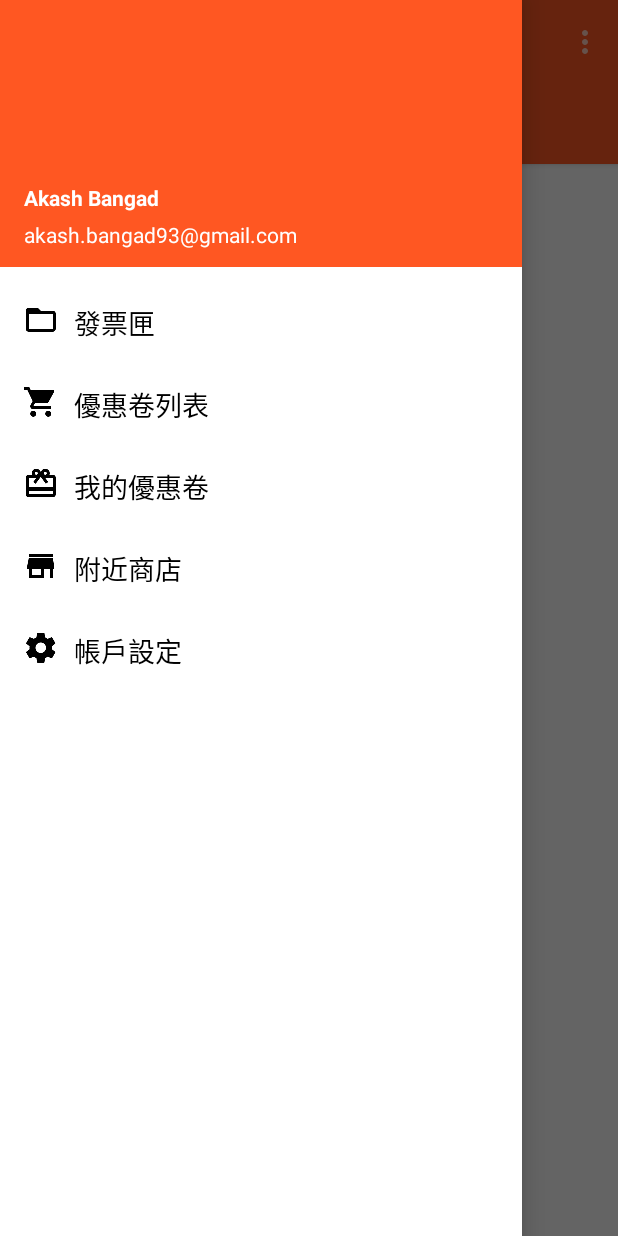
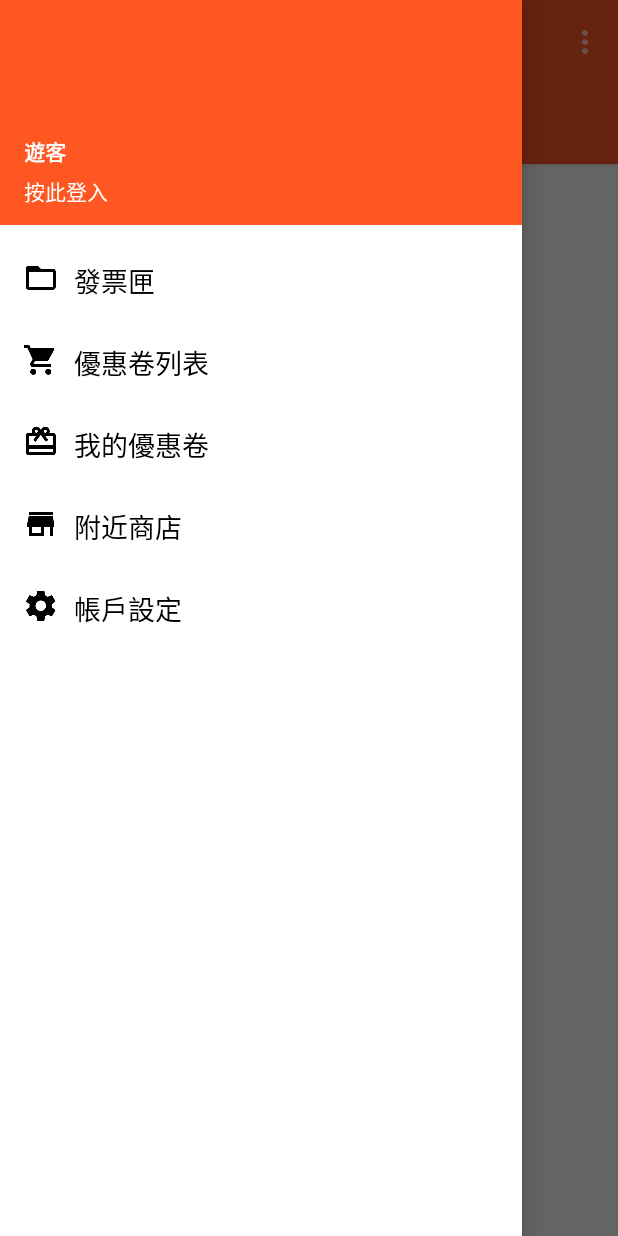
Before and after one commit to scott108/Bonus-Android, an Android app: the MainActivity screen opened directly, with no data from a screen before it, with the side drawer open, on a phone screen of 412 x 824 dp. Run offline under Robolectric (Android 15) with nearby library versions, the phone set to English and light mode, and no system bars; 5 statements that could not run were skipped.

Commit message:
Feature:click drawer header to login

```diff
--- a/app/src/main/java/com/example/scott/bonus/MainActivity.java
+++ b/app/src/main/java/com/example/scott/bonus/MainActivity.java
@@ -56,6 +56,8 @@ public class MainActivity extends ActionBarActivity implements CreateNdefMessage
     private Intent origIntent;
 
     private TextView title;
+    private LinearLayout loginClick;
+    private Intent loginActivityIntent;
 
     private LinearLayout invoiceMenuBtn;
     private LinearLayout couponMenuBtn;
@@ -146,6 +148,9 @@ public class MainActivity extends ActionBarActivity implements CreateNdefMessage
 
         origIntent = getIntent();
 
+        loginActivityIntent = loginActivityIntent = new Intent(this, LoginActivity.class);
+        loginClick = (LinearLayout) findViewById(R.id.loginClick);
+        loginClick.setOnClickListener(clickEventHandler);
     }
 
     @Override
@@ -437,18 +442,25 @@ public class MainActivity extends ActionBarActivity implements CreateNdefMessage
                     System.out.println("Click coupon menu");
                     break;
                 case R.id.my_coupon_menu_btn:
-                    userFragment = new UserFragment();
-                    nextFragment(userFragment);
-                    title.setText("我的優惠卷");
-                    toolbar.setElevation(8);
+                    //userFragment = new UserFragment();
+                    //nextFragment(userFragment);
+                    //title.setText("我的優惠卷");
+                    //toolbar.setElevation(8);
+                    Toast.makeText(getApplication(), "尚未登入", Toast.LENGTH_LONG).show();
+                    Drawer.closeDrawers();
                     System.out.println("Click my coupon menu");
                     break;
                 case R.id.my_acount_menu_btn:
-                    userFragment = new UserFragment();
-                    nextFragment(userFragment);
-                    title.setText("帳戶設定");
-                    toolbar.setElevation(8);
+                    //userFragment = new UserFragment();
+                    //nextFragment(userFragment);
+                    //title.setText("帳戶設定");
+                    //toolbar.setElevation(8);
+                    Toast.makeText(getApplication(), "尚未登入", Toast.LENGTH_LONG).show();
+                    Drawer.closeDrawers();
                     System.out.println("Click my account menu");
+                    break;
+                case R.id.loginClick:
+                    startActivity(loginActivityIntent);
                     break;
                 default:
                     break;
--- a/app/src/main/res/layout/drawer_header.xml
+++ b/app/src/main/res/layout/drawer_header.xml
@@ -1,10 +1,18 @@
 <?xml version="1.0" encoding="utf-8"?>
-<RelativeLayout xmlns:android="http://schemas.android.com/apk/res/android"
+<LinearLayout xmlns:android="http://schemas.android.com/apk/res/android"
     android:layout_width="match_parent"
-    android:layout_height="178dp"
+    android:layout_height="150dp"
     android:background="@color/primary"
     android:orientation="vertical"
-    android:weightSum="1">
+    android:weightSum="1"
+    android:clickable="true"
+    android:id="@+id/loginClick">
+
+    <LinearLayout
+        android:orientation="vertical"
+        android:layout_width="fill_parent"
+        android:layout_height="72dp"
+        android:layout_weight="0.82"></LinearLayout>
 
     <LinearLayout
         android:layout_width="match_parent"
@@ -20,7 +28,7 @@
             android:layout_height="wrap_content"
             android:layout_marginLeft="16dp"
             android:textColor="#ffffff"
-            android:text="Akash Bangad"
+            android:text="遊客"
             android:textSize="14sp"
             android:textStyle="bold"
 
@@ -33,10 +41,11 @@
             android:textColor="#ffffff"
             android:layout_marginLeft="16dp"
             android:layout_marginTop="5dp"
-            android:text="akash.bangad93@gmail.com"
+            android:text="@string/hyperlink_login"
             android:textSize="14sp"
             android:textStyle="normal"
+            />
 
-            />
     </LinearLayout>
-</RelativeLayout>
+
+</LinearLayout>
--- a/app/src/main/res/values/strings.xml
+++ b/app/src/main/res/values/strings.xml
@@ -19,7 +19,7 @@
     <string name="dialog_uploading">Progress Sample&#8230;</string>
     <string name="dialog_processinganduploading">Showing a sample progress. Please be patient! (This does nothing. Just waiting 100ms / application)</string>
     <string name="server_login_url">http://140.120.15.85:8080/iChee/user/login/</string>
-    <string name="hyperlink_login"><u>請先登入</u></string>
+    <string name="hyperlink_login">按此登入</string>
     <string name="app_title">iBonus</string>
 
     <!-- Sliding tabs indicator colors -->
```
